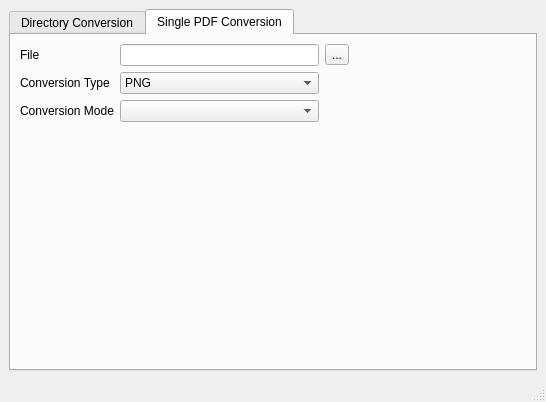
The window that main.ui (AeroNotix/pdftotif) describes before a commit, drawn with Qt 5.
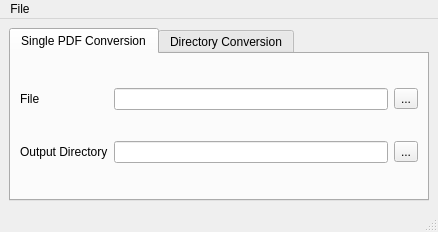
The same window after the commit. The open tabs and pages were chosen to show the change.

Commit message: Added main window GUI

```diff
--- a/main.ui
+++ b/main.ui
@@ -6,8 +6,8 @@
    <rect>
     <x>0</x>
     <y>0</y>
-    <width>546</width>
-    <height>402</height>
+    <width>438</width>
+    <height>232</height>
    </rect>
   </property>
   <property name="windowTitle">
@@ -20,6 +20,50 @@
       <property name="currentIndex">
        <number>1</number>
       </property>
+      <widget class="QWidget" name="tab">
+       <attribute name="title">
+        <string>Single PDF Conversion</string>
+       </attribute>
+       <layout class="QGridLayout" name="gridLayout_4">
+        <item row="0" column="0">
+         <widget class="QLabel" name="label_5">
+          <property name="text">
+           <string>File</string>
+          </property>
+          <property name="buddy">
+           <cstring>lineEdit</cstring>
+          </property>
+         </widget>
+        </item>
+        <item row="0" column="1">
+         <widget class="QLineEdit" name="lineEdit_3"/>
+        </item>
+        <item row="0" column="2">
+         <widget class="QToolButton" name="btn_single_file">
+          <property name="text">
+           <string>...</string>
+          </property>
+         </widget>
+        </item>
+        <item row="1" column="1">
+         <widget class="QLineEdit" name="lineEdit_4"/>
+        </item>
+        <item row="1" column="0">
+         <widget class="QLabel" name="label_3">
+          <property name="text">
+           <string>Output Directory</string>
+          </property>
+         </widget>
+        </item>
+        <item row="1" column="2">
+         <widget class="QToolButton" name="bt_output_single">
+          <property name="text">
+           <string>...</string>
+          </property>
+         </widget>
+        </item>
+       </layout>
+      </widget>
       <widget class="QWidget" name="tab_2">
        <attribute name="title">
         <string>Directory Conversion</string>
@@ -82,130 +126,12 @@
          </widget>
         </item>
         <item row="1" column="2">
-         <spacer name="horizontalSpacer">
-          <property name="orientation">
-           <enum>Qt::Horizontal</enum>
-          </property>
-          <property name="sizeHint" stdset="0">
-           <size>
-            <width>40</width>
-            <height>20</height>
-           </size>
-          </property>
-         </spacer>
-        </item>
-        <item row="2" column="1" colspan="2">
-         <spacer name="verticalSpacer">
-          <property name="orientation">
-           <enum>Qt::Vertical</enum>
-          </property>
-          <property name="sizeHint" stdset="0">
-           <size>
-            <width>20</width>
-            <height>40</height>
-           </size>
-          </property>
-         </spacer>
-        </item>
-       </layout>
-      </widget>
-      <widget class="QWidget" name="tab">
-       <attribute name="title">
-        <string>Single PDF Conversion</string>
-       </attribute>
-       <layout class="QGridLayout" name="gridLayout_4">
-        <item row="0" column="0">
-         <widget class="QLabel" name="label_5">
-          <property name="text">
-           <string>File</string>
-          </property>
-          <property name="buddy">
-           <cstring>lineEdit</cstring>
-          </property>
-         </widget>
-        </item>
-        <item row="0" column="1">
-         <widget class="QLineEdit" name="lineEdit_3"/>
-        </item>
-        <item row="0" column="2">
-         <widget class="QToolButton" name="toolButton_3">
+         <widget class="QToolButton" name="btn_output_dir">
           <property name="text">
            <string>...</string>
           </property>
          </widget>
         </item>
-        <item row="1" column="0">
-         <widget class="QLabel" name="label_6">
-          <property name="text">
-           <string>Conversion Type</string>
-          </property>
-         </widget>
-        </item>
-        <item row="1" column="1">
-         <widget class="QComboBox" name="comboBox_3">
-          <item>
-           <property name="text">
-            <string>PNG</string>
-           </property>
-          </item>
-          <item>
-           <property name="text">
-            <string>JPEG</string>
-           </property>
-          </item>
-          <item>
-           <property name="text">
-            <string>PNM</string>
-           </property>
-          </item>
-          <item>
-           <property name="text">
-            <string>TIFF</string>
-           </property>
-          </item>
-          <item>
-           <property name="text">
-            <string>BMP</string>
-           </property>
-          </item>
-         </widget>
-        </item>
-        <item row="1" column="2">
-         <spacer name="horizontalSpacer_3">
-          <property name="orientation">
-           <enum>Qt::Horizontal</enum>
-          </property>
-          <property name="sizeHint" stdset="0">
-           <size>
-            <width>201</width>
-            <height>20</height>
-           </size>
-          </property>
-         </spacer>
-        </item>
-        <item row="3" column="0" colspan="3">
-         <spacer name="verticalSpacer_3">
-          <property name="orientation">
-           <enum>Qt::Vertical</enum>
-          </property>
-          <property name="sizeHint" stdset="0">
-           <size>
-            <width>20</width>
-            <height>244</height>
-           </size>
-          </property>
-         </spacer>
-        </item>
-        <item row="2" column="1">
-         <widget class="QComboBox" name="comboBox"/>
-        </item>
-        <item row="2" column="0">
-         <widget class="QLabel" name="label_7">
-          <property name="text">
-           <string>Conversion Mode</string>
-          </property>
-         </widget>
-        </item>
        </layout>
       </widget>
      </widget>
@@ -217,10 +143,17 @@
     <rect>
      <x>0</x>
      <y>0</y>
-     <width>546</width>
+     <width>438</width>
      <height>20</height>
     </rect>
    </property>
+   <widget class="QMenu" name="menuFile">
+    <property name="title">
+     <string>File</string>
+    </property>
+    <addaction name="actionQuit"/>
+   </widget>
+   <addaction name="menuFile"/>
   </widget>
   <widget class="QStatusBar" name="statusbar"/>
  </widget>
```
Left out of the diff: 112 changed lines with no effect on the pictures. The commit also changes 7 other files.
